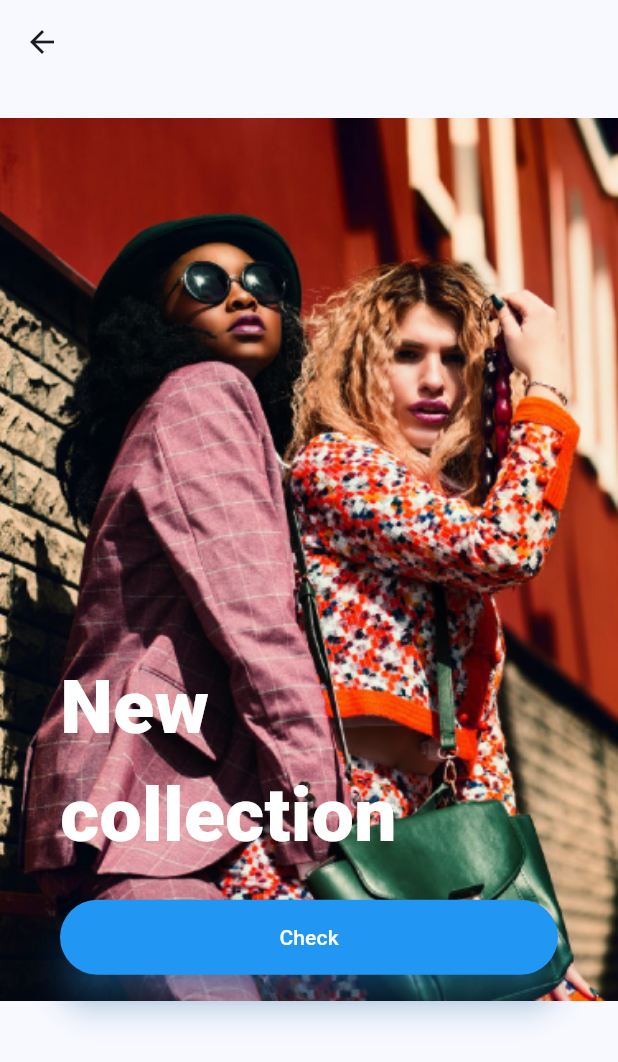
After one commit to yeabseras7/mygebeya, a Flutter app: the HomeDetail screen opened directly, on a phone screen of 412 x 824 dp. The commit adds this screen. Shown: the top 1062 px of the screen. Run offline on Flutter 3.47's test engine with Material 3 defaults, Android fonts, the light colour scheme and no system bars; our stand-ins replace animated_splash_screen, email_validator, firebase_auth, firebase_core, flutter_svg, fluttertoast and 2 more; accounts and stored records are empty.

Commit message:
Home Page continue

```diff
--- a/lib/main.dart
+++ b/lib/main.dart
@@ -3,6 +3,7 @@ import 'package:flutter/material.dart';
 import 'package:google_fonts/google_fonts.dart';
 import 'package:lottie/lottie.dart';
 import 'package:mygebeya/auth/authGate.dart';
+import 'package:mygebeya/screens/home/home.dart';
 import 'firebase_options.dart';
 import 'package:firebase_core/firebase_core.dart';
 
@@ -63,8 +64,8 @@ class Splash extends StatelessWidget {
         splashIconSize: 250,
         duration: 3200,
         backgroundColor: Colors.blue,
+        // nextScreen: const Home(),
         nextScreen: const AuthGate(),
-        // nextScreen: const AuthGate(),
       ),
     );
   }
--- a/lib/screens/home/home.dart
+++ b/lib/screens/home/home.dart
@@ -1,4 +1,5 @@
 import 'package:flutter/material.dart';
+import 'package:mygebeya/screens/home/home2.dart';
 
 class Home extends StatefulWidget {
   const Home({super.key});
@@ -25,13 +26,23 @@ class _HomeState extends State<Home> {
               Stack(
                 alignment: Alignment.bottomRight,
                 children: [
-                  Container(
-                    child: Image(
-                      image: AssetImage(
-                        'assets/images/bg1.png',
+                  GestureDetector(
+                    onTap: () {
+                      Navigator.push(
+                        context,
+                        MaterialPageRoute(
+                          builder: (context) => HomeDetail(),
+                        ),
+                      );
+                    },
+                    child: Container(
+                      child: Image(
+                        image: AssetImage(
+                          'assets/images/bg1.png',
+                        ),
+                        width: MediaQuery.of(context).size.width,
+                        fit: BoxFit.fill,
                       ),
-                      width: MediaQuery.of(context).size.width,
-                      fit: BoxFit.fill,
                     ),
                   ),
                   Padding(
--- /dev/null
+++ b/lib/screens/home/home2.dart
@@ -0,0 +1,81 @@
+import 'package:flutter/material.dart';
+
+class HomeDetail extends StatefulWidget {
+  const HomeDetail({super.key});
+
+  @override
+  State<HomeDetail> createState() => _HomeDetailState();
+}
+
+class _HomeDetailState extends State<HomeDetail> {
+  @override
+  Widget build(BuildContext context) {
+    return Scaffold(
+      appBar: AppBar(
+          leading: IconButton(
+        icon: const Icon(Icons.arrow_back),
+        onPressed: () {
+          Navigator.pop(context);
+        },
+      )),
+      body: SafeArea(
+        child: SingleChildScrollView(
+          child: Column(
+            children: [
+              Stack(
+                alignment: Alignment.bottomLeft,
+                children: [
+                  Container(
+                    child: Image(
+                      image: AssetImage(
+                        'assets/images/bg3.png',
+                      ),
+                      width: MediaQuery.of(context).size.width,
+                      height: MediaQuery.of(context).size.height / 1.3,
+                      fit: BoxFit.fitWidth,
+                    ),
+                  ),
+                  Padding(
+                      padding: const EdgeInsets.all(40.0),
+                      child: Column(
+                        crossAxisAlignment: CrossAxisAlignment.start,
+                        children: [
+                          Text(
+                            'New \ncollection',
+                            style: TextStyle(
+                              color: Colors.white,
+                              fontSize: 50,
+                              fontWeight: FontWeight.w800,
+                            ),
+                          ),
+                          const SizedBox(
+                            height: 20,
+                          ),
+                          ElevatedButton(
+                            style: ElevatedButton.styleFrom(
+                              backgroundColor: Colors.blue,
+                              minimumSize: const Size(double.infinity, 50),
+                              shape: StadiumBorder(),
+                              elevation: 10,
+                              shadowColor: Colors.blue,
+                              padding: const EdgeInsets.all(10),
+                            ),
+                            onPressed: () {},
+                            child: Text(
+                              "Check",
+                              style: TextStyle(
+                                color: Colors.white,
+                              ),
+                            ),
+                          ),
+                        ],
+                      ))
+                ],
+              ),
+            ],
+          ),
+        ),
+      ),
+    );
+  }
+}
```
